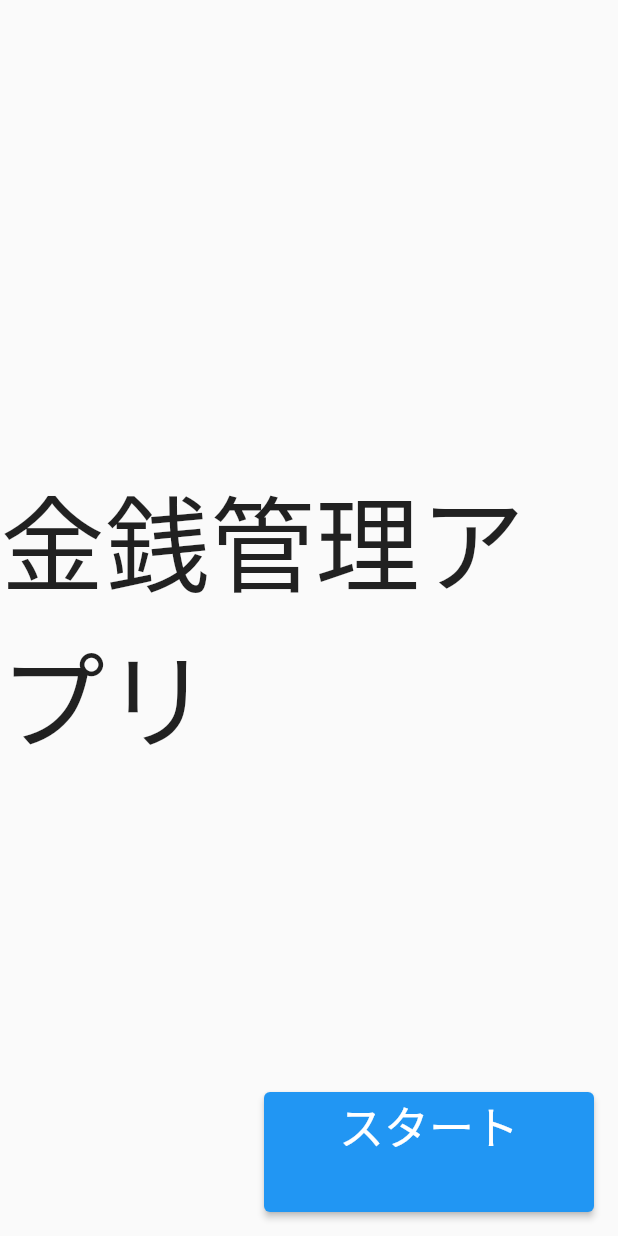
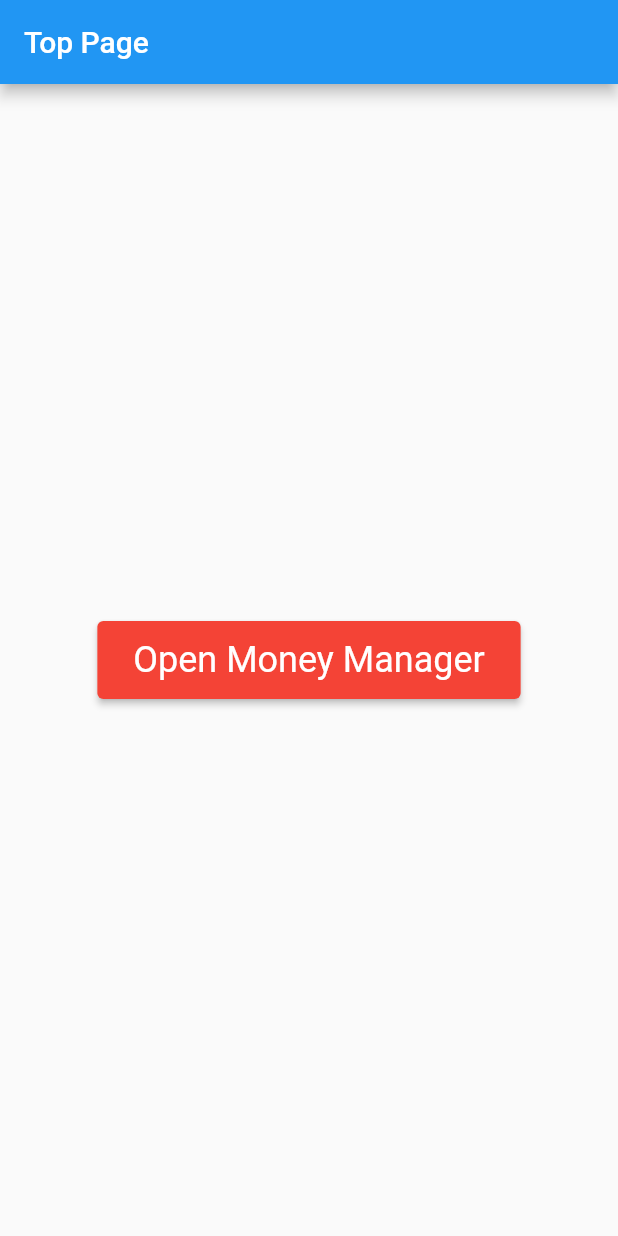
Before and after one commit to hanzawayuki/mobile, a Flutter app: the screen it shows after launch, on a phone screen of 412 x 824 dp. Run offline on Flutter 3.47's test engine with Material 2 defaults, Android fonts, the phone set to English and light mode, and no system bars.

Commit message:
履歴画面追加前

```diff
--- a/lib/main.dart
+++ b/lib/main.dart
@@ -1,81 +1,87 @@
 import 'package:flutter/material.dart';
 
 void main() {
-  // 最初に表示するWidget
-  runApp(MyApp());
+  runApp(MoneyManagerApp());
 }
 
-class MyApp extends StatelessWidget {
+class MoneyManagerApp extends StatelessWidget {
   @override
   Widget build(BuildContext context) {
     return MaterialApp(
-      // アプリ名
-      title: 'My Todo App',
+      title: 'Money Manager',
       theme: ThemeData(
-        // テーマカラー
         primarySwatch: Colors.blue,
       ),
-      // リスト一覧画面を表示
-      home: TodoListPage(),
+      routes: {
+        '/': (context) => TopPage(),
+        '/moneyManager': (context) => HomePage(),
+      },
+      initialRoute: '/',
     );
   }
 }
 
-class TodoListPage extends StatelessWidget {
+class TopPage extends StatelessWidget {
   @override
   Widget build(BuildContext context) {
     return Scaffold(
+      appBar: AppBar(
+        title: Text('Top Page'),
+      ),
       body: Center(
-        child: Text(
-          '金銭管理アプリ',
-          style: TextStyle(fontSize: 70),
-        ),
-      ),
-      floatingActionButton: ElevatedButton(
+        child: ElevatedButton(
           onPressed: () {
-            Navigator.of(context).push(
-              MaterialPageRoute(builder: (context) {
-                return TodoAddPage();
-              }),
-            );
+            Navigator.pushNamed(context, '/moneyManager');
           },
-          child: Text("スタート"),
-          style: TextButton.styleFrom(
-            textStyle: const TextStyle(fontSize: 30),
-            foregroundColor: Colors.white, // foreground
-            fixedSize: Size(220, 80),
-            alignment: Alignment.topCenter,
-          )),
-
-      /*floatingActionButton: FloatingActionButton(
-        onPressed: () {
-          Navigator.of(context).push(
-            MaterialPageRoute(builder: (context) {
-              return TodoAddPage();
-            }),
-          );
-        },
-        child: Icon(Icons.add),
-      ),*/
-    );
-  }
-}
-
-// リスト追加画面用Widget
-class TodoAddPage extends StatelessWidget {
-  @override
-  Widget build(BuildContext context) {
-    return Scaffold(
-      body: Center(
-        child: TextButton(
-          // ボタンをクリックした時の処理
-          onPressed: () {
-            // "pop"で前の画面に戻る
-            Navigator.of(context).pop();
-          },
-          child: Text('Top画面に戻る'),
+          style: ElevatedButton.styleFrom(
+            padding: EdgeInsets.symmetric(horizontal: 24.0, vertical: 12.0),
+            textStyle: TextStyle(fontSize: 24.0),
+            primary: Colors.red,
+          ),
+          child: Text('Open Money Manager'),
         ),
       ),
     );
   }
 }
+
+class HomePage extends StatelessWidget {
+  TextEditingController amountController = TextEditingController();
+
+  void saveAmount(BuildContext context) {
+    String amount = amountController.text;
+    // ここに金額の保存ロジックを追加する
+
+    // 保存が完了したら、テキストフィールドをクリアする
+    amountController.clear();
+  }
+
+  @override
+  Widget build(BuildContext context) {
+    return Scaffold(
+      appBar: AppBar(
+        title: Text('Money Manager'),
+      ),
+      body: Padding(
+        padding: const EdgeInsets.all(16.0),
+        child: Column(
+          mainAxisAlignment: MainAxisAlignment.center,
+          children: [
+            TextField(
+              controller: amountController,
+              keyboardType: TextInputType.number,
+              decoration: InputDecoration(
+                labelText: '金額を入力してください',
+              ),
+            ),
+            SizedBox(height: 16.0),
+            ElevatedButton(
+              onPressed: () => saveAmount(context),
+              child: Text('保存'),
+            ),
+          ],
+        ),
+      ),
+    );
+  }
+}
```
